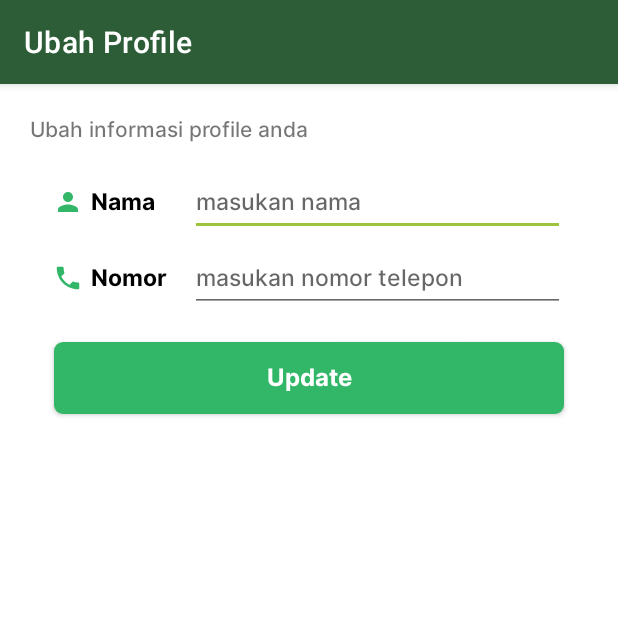
After one commit to woosekie/KedaiMbakTimApp, an Android app: the UpdateProfileActivity screen opened directly, with no data from a screen before it, on a phone screen of 412 x 824 dp, the top half of it. The commit adds this screen. Run offline under Robolectric (Android 15) with nearby library versions, the phone set to English and light mode, and no system bars; our stand-ins replace Firebase (no records; nobody signed in at launch, a user with empty details on screens opened directly).

Commit message:
add update profile

```diff
--- a/app/src/main/AndroidManifest.xml
+++ b/app/src/main/AndroidManifest.xml
@@ -14,7 +14,7 @@
         android:theme="@style/Theme.KedaiMbakTimApp"
         tools:targetApi="31">
         <activity
-            android:name=".UploadProfilePicActivity"
+            android:name=".UpdateProfileActivity"
             android:exported="false" />
         <activity
             android:name=".ForgotPassword"
--- a/app/src/main/java/com/example/kedaimbaktimapp/ForgotPassword.kt
+++ b/app/src/main/java/com/example/kedaimbaktimapp/ForgotPassword.kt
@@ -18,6 +18,8 @@ class ForgotPassword : AppCompatActivity() {
         binding = ActivityForgotPasswordBinding.inflate(layoutInflater)
         setContentView(binding.root)
 
+        supportActionBar?.setTitle(R.string.forgot_password)
+
         binding.btnResetPassword.setOnClickListener {
             val emailAddress = binding.resetEmail.text.toString()
             resetPassword(emailAddress)
--- /dev/null
+++ b/app/src/main/java/com/example/kedaimbaktimapp/UpdateProfileActivity.kt
@@ -0,0 +1,106 @@
+package com.example.kedaimbaktimapp
+
+import android.content.Intent
+import android.os.Bundle
+import android.widget.Toast
+import androidx.appcompat.app.AppCompatActivity
+import com.example.kedaimbaktimapp.databinding.ActivityUpdateProfileBinding
+import com.google.firebase.auth.FirebaseAuth
+import com.google.firebase.auth.FirebaseUser
+import com.google.firebase.auth.ktx.auth
+import com.google.firebase.database.*
+import com.google.firebase.ktx.Firebase
+import java.util.regex.Pattern
+
+
+class UpdateProfileActivity : AppCompatActivity() {
+
+    private lateinit var binding: ActivityUpdateProfileBinding
+    private lateinit var auth: FirebaseAuth
+    private lateinit var database: DatabaseReference
+    private val mobileNumberPattern = Pattern.compile("^(^\\+62|62|^08)(\\d{3,4}-?){2}\\d{3,4}\$")
+
+    override fun onCreate(savedInstanceState: Bundle?) {
+        super.onCreate(savedInstanceState)
+        binding = ActivityUpdateProfileBinding.inflate(layoutInflater)
+        setContentView(binding.root)
+
+        supportActionBar?.setTitle("Ubah Profile")
+
+        auth = Firebase.auth
+        val firebaseUser = auth.currentUser
+
+        numberValidate()
+        showUserProfile(firebaseUser)
+
+        binding.btnUpdate.setOnClickListener {
+            val name = binding.updateName.text.toString()
+            val number = binding.updateNumber.text.toString()
+
+            if (name.isNotEmpty() && number.isNotEmpty()){
+                if(number.matches(mobileNumberPattern.toRegex())){
+                    updateUserProfile(firebaseUser)
+                    Toast.makeText(baseContext, "Informasi berhasil diubah", Toast.LENGTH_SHORT).show()
+                    intent.addFlags(Intent.FLAG_ACTIVITY_CLEAR_TASK or Intent.FLAG_ACTIVITY_NEW_TASK)
+                    finish()
+                } else {
+                    Toast.makeText(baseContext, "Format nomor salah", Toast.LENGTH_SHORT).show()
+                }
+            } else {
+                Toast.makeText(baseContext, "Kolom tidak boleh kososg", Toast.LENGTH_SHORT).show()
+            }
+        }
+
+    }
+
+    private fun updateUserProfile(firebaseUser: FirebaseUser?) {
+        val name = binding.updateName.text.toString()
+        val number = binding.updateNumber.text.toString()
+
+        database = FirebaseDatabase.getInstance().getReference("Registered Users")
+
+        val userId = firebaseUser?.uid
+
+        database.child(userId.toString()).child("name").setValue(name)
+        database.child(userId.toString()).child("number").setValue(number)
+    }
+
+    private fun showUserProfile(firebaseUser: FirebaseUser?) {
+        val userID = firebaseUser?.uid
+        database = FirebaseDatabase.getInstance().getReference("Registered Users")
+
+        database.child(userID.toString()).addListenerForSingleValueEvent(object: ValueEventListener{
+            override fun onDataChange(snapshot: DataSnapshot) {
+                val user = snapshot.getValue(User::class.java)
+                if(user != null){
+
+                    val textViewName = firebaseUser?.displayName.toString()
+                    val textViewNumber = user.number
+
+                    binding.updateName.setText(textViewName)
+                    binding.updateNumber.setText(textViewNumber)
+                }
+            }
+
+            override fun onCancelled(error: DatabaseError) {
+            }
+
+        })
+    }
+    private fun numberValidate() {
+        binding.updateNumber.setOnFocusChangeListener { _, focused ->
+            if (!focused) {
+                binding.updateNumber.error = validNumber()
+            }
+        }
+    }
+
+    private fun validNumber(): String? {
+        val numberValue = binding.updateNumber.text.toString()
+        if(!numberValue.matches(mobileNumberPattern.toRegex())) {
+            return "Invalid Phone Number"
+        }
+        return null
+    }
+
+}
--- /dev/null
+++ b/app/src/main/res/layout/activity_update_profile.xml
@@ -0,0 +1,103 @@
+<?xml version="1.0" encoding="utf-8"?>
+<LinearLayout xmlns:android="http://schemas.android.com/apk/res/android"
+    xmlns:tools="http://schemas.android.com/tools"
+    android:layout_width="match_parent"
+    android:layout_height="wrap_content"
+    android:orientation="vertical"
+    android:padding="20dp"
+    tools:context=".UpdateProfileActivity">
+
+    <TextView
+        android:layout_width="wrap_content"
+        android:layout_height="wrap_content"
+        android:text="Ubah informasi profile anda"
+        android:fontFamily="@font/inter_medium" />
+
+    <LinearLayout
+        android:layout_width="match_parent"
+        android:layout_height="wrap_content"
+        android:orientation="horizontal"
+        android:paddingLeft="15dp"
+        android:paddingRight="15dp"
+        android:layout_marginTop="15dp"
+        android:gravity="center_vertical">
+
+        <ImageView
+            android:layout_width="20dp"
+            android:layout_height="20dp"
+            android:src="@drawable/ic_baseline_person_24"
+            android:contentDescription="@string/desc"/>
+        <TextView
+            android:layout_width="wrap_content"
+            android:layout_height="wrap_content"
+            android:text="@string/name"
+            android:textColor="@color/black"
+            android:fontFamily="@font/inter_bold"
+            android:textSize="15sp"
+            android:layout_marginStart="5dp"/>
+
+        <EditText
+            android:inputType="textPersonName"
+            android:hint="masukan nama"
+            android:id="@+id/updateName"
+            android:layout_width="match_parent"
+            android:layout_height="wrap_content"
+            android:layout_marginStart="23dp"
+            android:fontFamily="@font/inter_medium"
+            android:textSize="15sp"
+            android:textColor="@color/black"/>
+
+
+    </LinearLayout>
+
+    <LinearLayout
+        android:layout_width="match_parent"
+        android:layout_height="wrap_content"
+        android:orientation="horizontal"
+        android:paddingLeft="15dp"
+        android:paddingRight="15dp"
+        android:layout_marginTop="6dp"
+        android:gravity="center_vertical">
+
+        <ImageView
+            android:layout_width="20dp"
+            android:layout_height="20dp"
+            android:src="@drawable/ic_baseline_phone_24"
+            android:contentDescription="@string/desc"/>
+        <TextView
+            android:layout_width="wrap_content"
+            android:layout_height="wrap_content"
+            android:text="@string/number"
+            android:textColor="@color/black"
+            android:fontFamily="@font/inter_bold"
+            android:textSize="15sp"
+            android:layout_marginStart="5dp"/>
+
+        <EditText
+            android:inputType="phone"
+            android:hint="masukan nomor telepon "
+            android:id="@+id/updateNumber"
+            android:layout_width="match_parent"
+            android:layout_height="wrap_content"
+            android:layout_marginStart="15dp"
+            android:fontFamily="@font/inter_medium"
+            android:textSize="15sp"
+            android:textColor="@color/black"/>
+
+
+    </LinearLayout>
+
+
+    <androidx.appcompat.widget.AppCompatButton
+        android:id="@+id/btn_update"
+        style="@style/Button_General"
+        android:layout_width="match_parent"
+        android:layout_height="wrap_content"
+        android:layout_marginHorizontal="20dp"
+        android:layout_marginStart="16dp"
+        android:layout_marginTop="20dp"
+        android:layout_marginEnd="16dp"
+        android:text="Update"
+        android:textAllCaps="false"
+        />
+</LinearLayout>
```
Also changed, not shown: app/src/main/java/com/example/kedaimbaktimapp/UploadProfilePicActivity.kt (deleted, +0 -11 lines), app/src/main/java/com/example/kedaimbaktimapp/fragment/ProfileFragment.kt (+8 -3 lines), app/src/main/res/layout/activity_upload_profile_pic.xml (deleted, +0 -9 lines).
